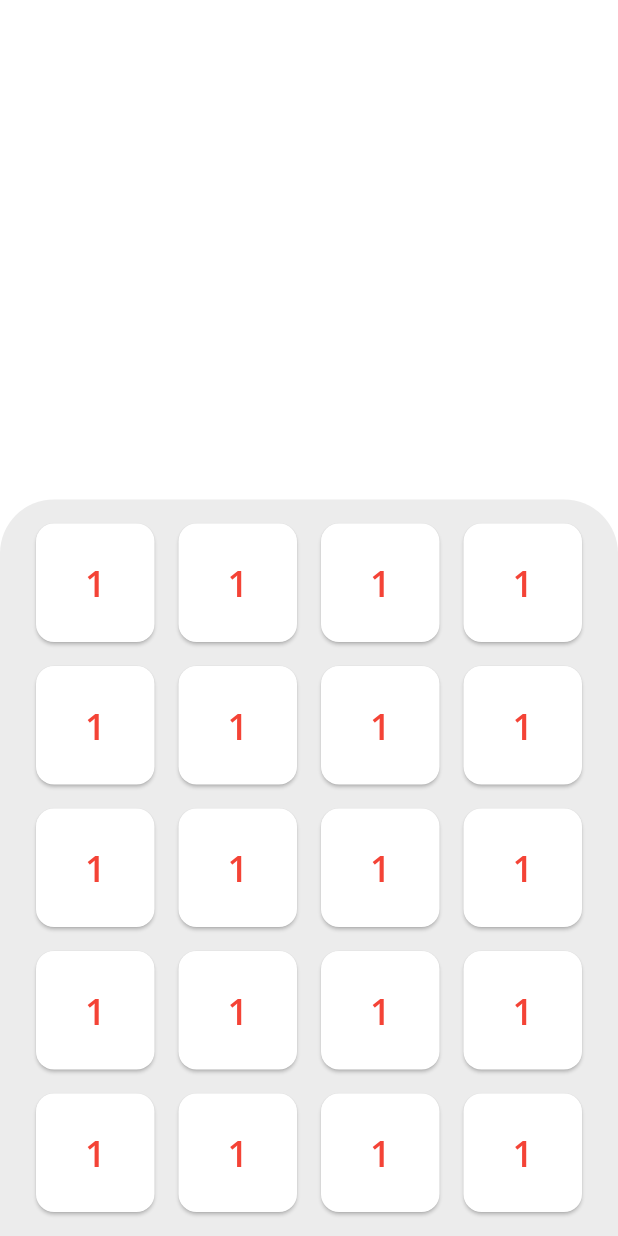
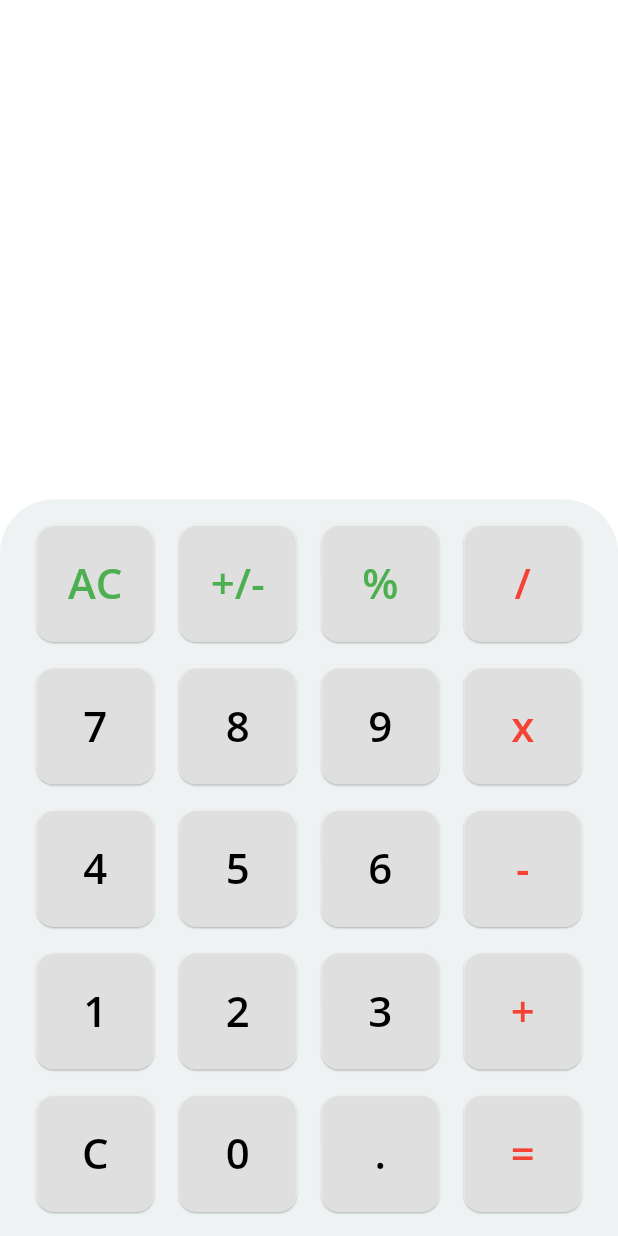
Before and after one commit to AlokMishra01/flutter_calculator, a Flutter app: the screen it shows after launch, on a phone screen of 412 x 824 dp. Run offline on Flutter 3.47's test engine with Material 2 defaults, Android fonts, the phone set to English and light mode, and no system bars.

Commit message:
9/3/2021

```diff
--- a/lib/button_data.dart
+++ b/lib/button_data.dart
@@ -0,0 +1,13 @@
+import 'package:flutter/material.dart';
+
+class ButtonData {
+  final String lable;
+  final Color textColor;
+  final VoidCallback onTap;
+
+  ButtonData({
+    required this.lable,
+    required this.textColor,
+    required this.onTap
+  });
+}
--- a/lib/calculator_button.dart
+++ b/lib/calculator_button.dart
@@ -16,8 +16,8 @@ class CalculatorButton extends StatelessWidget {
   Widget build(BuildContext context) {
     return MaterialButton(
       onPressed: onTap,
-      color: Colors.white,
-      elevation: 1,
+      color: Colors.white.withOpacity(0.6),
+      elevation: 0.5,
       shape: RoundedRectangleBorder(
         borderRadius: BorderRadius.circular(12.0),
       ),
@@ -25,7 +25,7 @@ class CalculatorButton extends StatelessWidget {
         label,
         style: TextStyle(
           color: contentColor,
-          fontSize: 24.0,
+          fontSize: 28.0,
           fontWeight: FontWeight.w600,
         ),
       ),
--- a/lib/calculator_view.dart
+++ b/lib/calculator_view.dart
@@ -1,4 +1,5 @@
 import 'package:flutter/material.dart';
+import 'package:flutter_calculator/button_data.dart';
 import 'package:flutter_calculator/calculator_button.dart';
 
 class CalculatorView extends StatefulWidget {
@@ -9,14 +10,210 @@ class CalculatorView extends StatefulWidget {
 }
 
 class _CalculatorViewState extends State<CalculatorView> {
+
+  String _expression = '';
+  String _ans = '';
+
   @override
   Widget build(BuildContext context) {
+    List<ButtonData> _buttons = [
+    ButtonData(
+      lable: 'AC',
+      textColor: Colors.green,
+      onTap: () {},
+    ),
+    ButtonData(
+      lable: '+/-',
+      textColor: Colors.green,
+      onTap: () {},
+    ),
+    ButtonData(
+      lable: '%',
+      textColor: Colors.green,
+      onTap: () {},
+    ),
+    ButtonData(
+      lable: '/',
+      textColor: Colors.red,
+      onTap: () {
+        if (_expression.isNotEmpty) {
+          _expression = '$_expression / ';
+        }
+        setState(() {});
+      },
+    ),
+    ButtonData(
+      lable: '7',
+      textColor: Colors.black,
+      onTap: () {
+        _expression = '${_expression}7';
+        setState(() {});
+      },
+    ),
+    ButtonData(
+      lable: '8',
+      textColor: Colors.black,
+      onTap: () {
+        _expression = '${_expression}8';
+        setState(() {});
+      },
+    ),
+    ButtonData(
+      lable: '9',
+      textColor: Colors.black,
+      onTap: () {
+        _expression = '${_expression}9';
+        setState(() {});
+      },
+    ),
+    ButtonData(
+      lable: 'x',
+      textColor: Colors.red,
+      onTap: () {
+        if (_expression.isNotEmpty) {
+          _expression = '$_expression * ';
+        }
+        setState(() {});
+      },
+    ),
+    ButtonData(
+      lable: '4',
+      textColor: Colors.black,
+      onTap: () {
+        _expression = '${_expression}4';
+        setState(() {});
+      },
+    ),
+    ButtonData(
+      lable: '5',
+      textColor: Colors.black,
+      onTap: () {
+        _expression = '${_expression}5';
+        setState(() {});
+      },
+    ),
+    ButtonData(
+      lable: '6',
+      textColor: Colors.black,
+      onTap: () {
+        _expression = '${_expression}6';
+        setState(() {});
+      },
+    ),
+    ButtonData(
+      lable: '-',
+      textColor: Colors.red,
+      onTap: () {
+        if (_expression.isNotEmpty) {
+          _expression = '$_expression - ';
+        }
+        setState(() {});
+      },
+    ),
+    ButtonData(
+      lable: '1',
+      textColor: Colors.black,
+      onTap: () {
+        _expression = '${_expression}1';
+        setState(() {});
+      },
+    ),
+    ButtonData(
+      lable: '2',
+      textColor: Colors.black,
+      onTap: () {
+        _expression = '${_expression}2';
+        setState(() {});
+      },
+    ),
+    ButtonData(
+      lable: '3',
+      textColor: Colors.black,
+      onTap: () {
+        _expression = '${_expression}3';
+        setState(() {});
+      },
+    ),
+    ButtonData(
+      lable: '+',
+      textColor: Colors.red,
+      onTap: () {
+        if (_expression.isNotEmpty) {
+          _expression = '$_expression + ';
+        }
+        setState(() {});
+      },
+    ),
+    ButtonData(
+      lable: 'C',
+      textColor: Colors.black,
+      onTap: () {
+        _expression = '';
+        _ans = '';
+        setState(() {});
+      },
+    ),
+    ButtonData(
+      lable: '0',
+      textColor: Colors.black,
+      onTap: () {
+        _expression = '${_expression}0';
+        setState(() {});
+      },
+    ),
+    ButtonData(
+      lable: '.',
+      textColor: Colors.black,
+      onTap: () {
+        if (_expression.isEmpty) {
+          _expression = '0.';
+        } else {
+          _expression = '${_expression}.';
+        }
+        setState(() {});
+      },
+    ),
+    ButtonData(
+      lable: '=',
+      textColor: Colors.red,
+      onTap: () {},
+    ),
+  ];
     return Scaffold(
       backgroundColor: Colors.white,
       body: Column(
         children: [
           Expanded(
-            child: Container(
+            child: Padding(
+              padding: EdgeInsets.symmetric(
+                horizontal: 16.0,
+              ),
+              child: Column(
+              mainAxisAlignment: MainAxisAlignment.end,
+              crossAxisAlignment: CrossAxisAlignment.end,
+              children: [
+                Text(
+                  _expression,
+                  textAlign: TextAlign.end,
+                  style: TextStyle(
+                    fontSize: 20.0,
+                    fontWeight: FontWeight.w600,
+                  ),
+                ),
+                SizedBox(
+                  width: double.infinity,
+                  height: 4.0,
+                ),
+                Text(
+                  _ans,
+                  textAlign: TextAlign.end,
+                  style: TextStyle(
+                    fontSize: 32.0,
+                    fontWeight: FontWeight.w700,
+                  ),
+                ),
+              ],
+            ),
             ),
           ),
           Container(
@@ -25,7 +222,7 @@ class _CalculatorViewState extends State<CalculatorView> {
               vertical: 16.0,
             ),
             decoration: BoxDecoration(
-              color: Colors.grey.withOpacity(0.2),
+              color: Colors.blueGrey.withOpacity(0.1),
               borderRadius: BorderRadius.vertical(
                 top: Radius.circular(36.0),
               )
@@ -38,13 +235,12 @@ class _CalculatorViewState extends State<CalculatorView> {
               ),
               shrinkWrap: true,
               physics: NeverScrollableScrollPhysics(),
-              itemCount: 20,
+              itemCount: _buttons.length,
               itemBuilder: (context, index) {
                 return CalculatorButton(
-                  label: '1',
-                  contentColor: Colors.red,
-                  onTap: () {
-                  },
+                  label: _buttons[index].lable,
+                  contentColor: _buttons[index].textColor,
+                  onTap: _buttons[index].onTap,
                 );
               }
             ),
```
